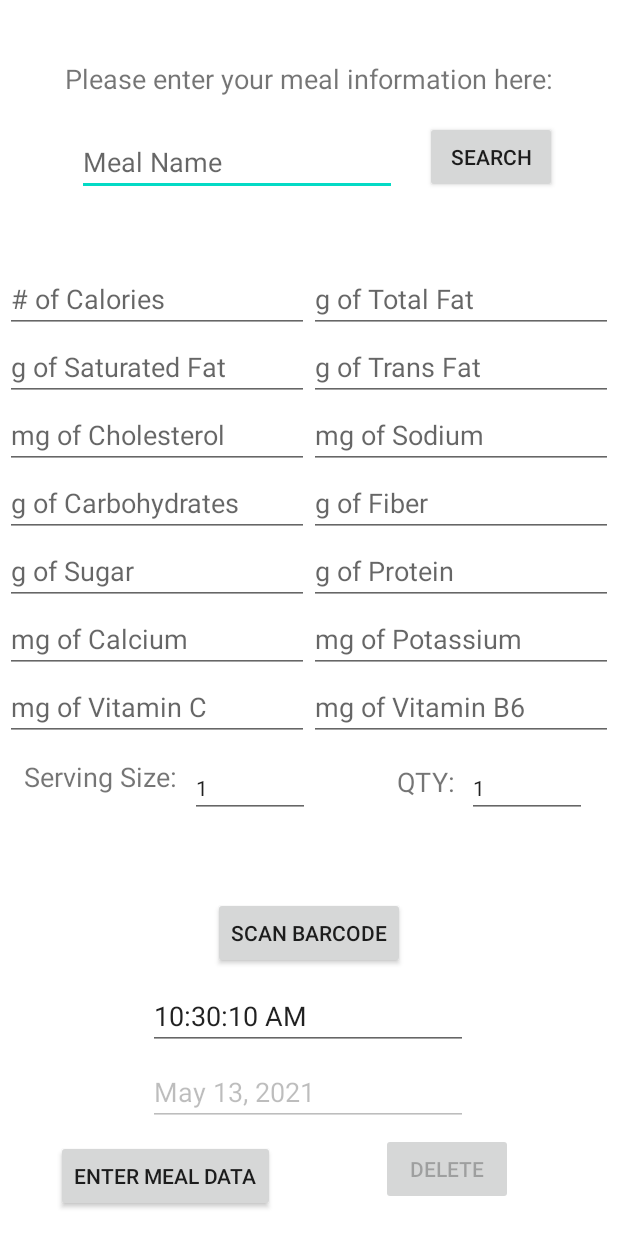
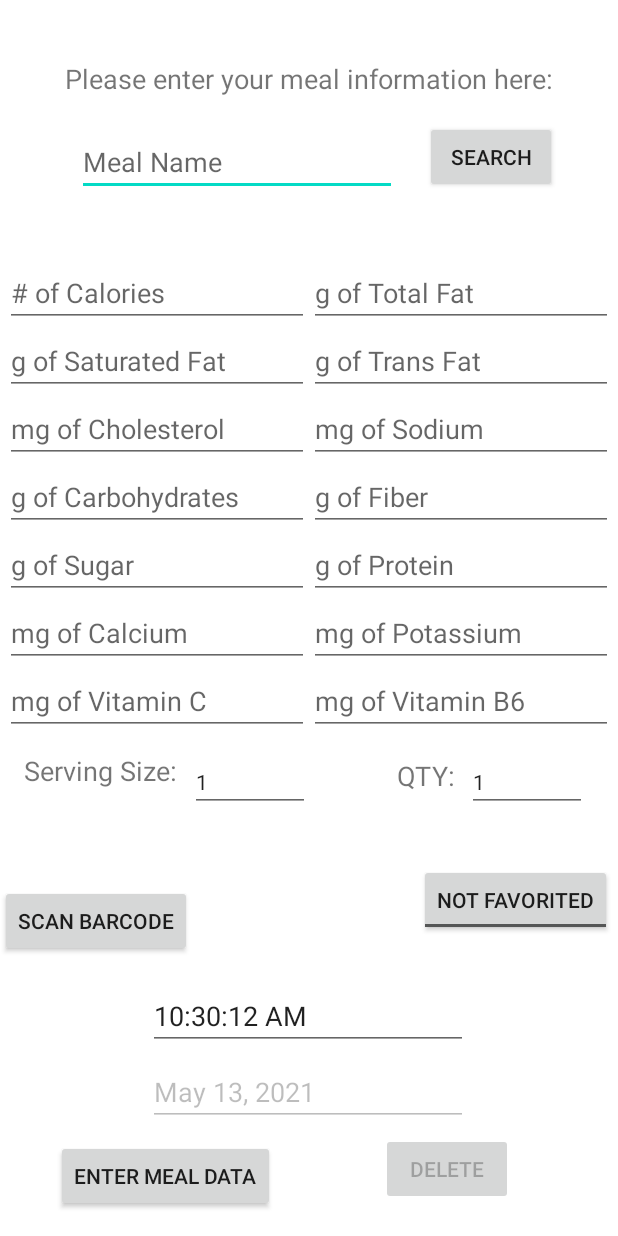
Before and after one commit to jklauer/NutritionTrackerGUIv4, an Android app: the InputMealForm screen opened directly, with no data from a screen before it, on a phone screen of 412 x 824 dp. Run offline under Robolectric (Android 15) with nearby library versions, the phone set to English and light mode, and no system bars; our stand-ins replace Room's generated code; libraries missing offline, so code that uses them is left out: org.apache.poi.

Commit message:
Implemented "Favorites Feature" but the UI is still a work in progress

```diff
--- a/app/src/main/AndroidManifest.xml
+++ b/app/src/main/AndroidManifest.xml
@@ -17,6 +17,7 @@
         android:roundIcon="@mipmap/ic_launcher_round"
         android:supportsRtl="true"
         android:theme="@style/Theme.NutritionTrackerGUIv4">
+        <activity android:name=".FavoriteMeals" />
         <activity android:name=".ui.dashboard.recap" />
         <activity android:name=".ui.Tracking.TrackingActivity" />
         <activity android:name=".NotificationSettingsActivity" />
--- a/app/src/main/java/com/example/nutritiontrackerguiv4/InputMealForm.java
+++ b/app/src/main/java/com/example/nutritiontrackerguiv4/InputMealForm.java
@@ -8,6 +8,7 @@ import android.view.View;
 import android.view.ViewGroup.LayoutParams;
 import android.widget.Button;
 import android.widget.EditText;
+import android.widget.ToggleButton;
 
 import androidx.constraintlayout.widget.ConstraintLayout;
 
@@ -44,6 +45,7 @@ public class InputMealForm extends Activity {
     private String potassium;
     private String vitaminB6;
     private String vitaminC;
+    private boolean favorite;
     private String ingr_id;
 
 
@@ -95,10 +97,14 @@ public class InputMealForm extends Activity {
         potassium = getIntent().getStringExtra("ingr_potas");
         vitaminB6 = getIntent().getStringExtra("ingr_vitb6");
         vitaminC = getIntent().getStringExtra("ingr_vitc");
+        favorite = getIntent().getBooleanExtra("ingr_fav", false);
         ingr_id = getIntent().getStringExtra("ingr_id");
 
         barcode = getIntent().getStringExtra("barcode");
         //System.out.println("Barcode boolean value: "+barcode);
+
+        ToggleButton toggle = (ToggleButton) findViewById(R.id.favoriteMealToggle);
+        toggle.setChecked(favorite);
 
 
         /*Search feature*/
@@ -250,8 +256,7 @@ public class InputMealForm extends Activity {
 
             // and if it is updating a meal
             if(
-                    time!=null
-                    &&name!=null
+                    name!=null
                     &&calories!=null
                     &&vitaminB6!=null
                     &&vitaminC!=null
@@ -379,6 +384,13 @@ public class InputMealForm extends Activity {
                     update_ingr.setPotassium(Integer.parseInt(((EditText)findViewById(R.id.potassium)).getText().toString()));
                     update_ingr.setVitaminA(Integer.parseInt(((EditText)findViewById(R.id.vitaminB6)).getText().toString()));
                     update_ingr.setVitaminC(Integer.parseInt(((EditText)findViewById(R.id.vitaminC)).getText().toString()));
+
+                    ToggleButton toggle = (ToggleButton) findViewById(R.id.favoriteMealToggle);
+                    if(toggle.isChecked()){
+                        update_ingr.setFavorite(true);
+                    }
+                    else update_ingr.setFavorite(false);
+
                     db.getIngredientDAO().update(update_ingr); //update in database
 
                     //load main activity
@@ -467,6 +479,11 @@ public class InputMealForm extends Activity {
                             ((EditText)findViewById(R.id.mealTime)).getText().toString(),
                             ((EditText)findViewById(R.id.mealDate)).getText().toString()
                             );
+
+                    ToggleButton toggle = (ToggleButton) findViewById(R.id.favoriteMealToggle);
+                    if(toggle.isChecked()) add_ingr.setFavorite(true);
+                    else add_ingr.setFavorite(false);
+
                     db.getIngredientDAO().insert(add_ingr); //add the ingredient to the database
 
                     //load the main activity
--- a/app/src/main/java/com/example/nutritiontrackerguiv4/database/Ingredient.java
+++ b/app/src/main/java/com/example/nutritiontrackerguiv4/database/Ingredient.java
@@ -28,6 +28,7 @@ public class Ingredient {
     private int potassium;
     private String time;
     private String date;
+    private boolean favorite;
 
     public Ingredient(){}
 
@@ -47,6 +48,7 @@ public class Ingredient {
         this.protein = pro;
         this.calcium = calc;
         this.potassium = pot;
+        this.favorite = false;
 
         this.time = t;
         this.date = d;
@@ -185,4 +187,8 @@ public class Ingredient {
 
     public void setPotassium(int potassium) { this.potassium = potassium; }
 
+    public void setFavorite(boolean favorite) { this.favorite = favorite; }
+
+    public boolean getFavorite() { return favorite; }
+
 }
--- a/app/src/main/java/com/example/nutritiontrackerguiv4/database/IngredientDAO.java
+++ b/app/src/main/java/com/example/nutritiontrackerguiv4/database/IngredientDAO.java
@@ -69,4 +69,7 @@ public interface IngredientDAO {
 
     @Query("SELECT * FROM Ingredients WHERE Date=:d")
     List<Ingredient> getNumOfMeals(final String d);
+
+    @Query("SELECT * FROM Ingredients WHERE Favorite=:fav")
+    List<Ingredient> getFavoriteMeals(final boolean fav);
 }
--- a/app/src/main/res/layout/activity_input_meal_form.xml
+++ b/app/src/main/res/layout/activity_input_meal_form.xml
@@ -210,12 +210,15 @@
         android:id="@+id/scan_barcode_button"
         android:layout_width="wrap_content"
         android:layout_height="wrap_content"
+        android:layout_marginEnd="81dp"
         android:text="Scan Barcode"
         app:layout_constraintBottom_toTopOf="@+id/mealTime"
         app:layout_constraintEnd_toEndOf="parent"
+        app:layout_constraintEnd_toStartOf="@+id/favoriteMealToggle"
+        app:layout_constraintHorizontal_bias="0.0"
         app:layout_constraintStart_toStartOf="parent"
         app:layout_constraintTop_toTopOf="parent"
-        app:layout_constraintVertical_bias="0.986" />
+        app:layout_constraintVertical_bias="0.973" />
 
     <Button
         android:id="@+id/delete_button"
@@ -276,5 +279,19 @@
         app:layout_constraintEnd_toStartOf="@+id/qty_edit"
         app:layout_constraintTop_toBottomOf="@+id/tableLayout" />
 
+    <ToggleButton
+        android:id="@+id/favoriteMealToggle"
+        android:layout_width="wrap_content"
+        android:layout_height="wrap_content"
+        android:text="ToggleButton"
+        android:textOff="Not Favorited"
+        android:textOn="Favorited"
+        app:layout_constraintBottom_toTopOf="@+id/mealTime"
+        app:layout_constraintEnd_toEndOf="parent"
+        app:layout_constraintHorizontal_bias="0.985"
+        app:layout_constraintStart_toStartOf="parent"
+        app:layout_constraintTop_toBottomOf="@+id/qty_edit"
+        app:layout_constraintVertical_bias="0.533" />
+
 
 </androidx.constraintlayout.widget.ConstraintLayout>
--- /dev/null
+++ b/app/src/main/res/values-round/strings.xml
@@ -0,0 +1,3 @@
+<resources>
+    <string name="hello_world">Hello Round World!</string>
+</resources>
--- a/app/src/main/res/values/strings.xml
+++ b/app/src/main/res/values/strings.xml
@@ -13,4 +13,5 @@
 
     <string name="hello_first_fragment">Hello first fragment</string>
     <string name="hello_second_fragment">Hello second fragment. Arg: %1$s</string>
+    <string name="title_activity_favorite_meals">FavoriteMeals</string>
 </resources>
```
Also changed, not shown: app/src/main/java/com/example/nutritiontrackerguiv4/FavoriteMeals.java (added, +141 -0 lines), app/src/main/java/com/example/nutritiontrackerguiv4/ui/meals/MealsFragment.java (+12 -0 lines), app/src/main/res/layout/activity_favorite_meals.xml (added, +37 -0 lines), app/src/main/res/layout/fragment_meals.xml (+19 -7 lines).
